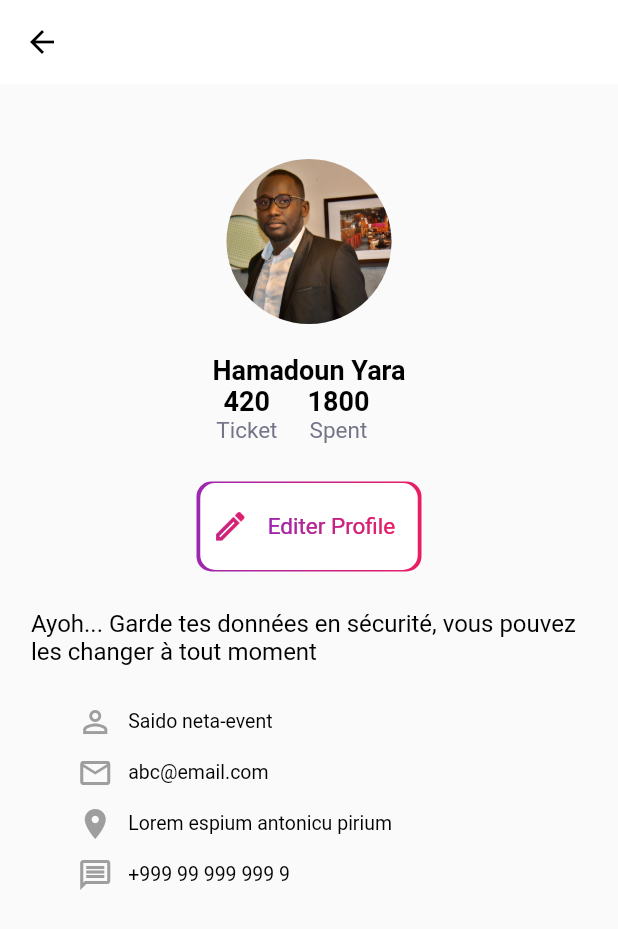
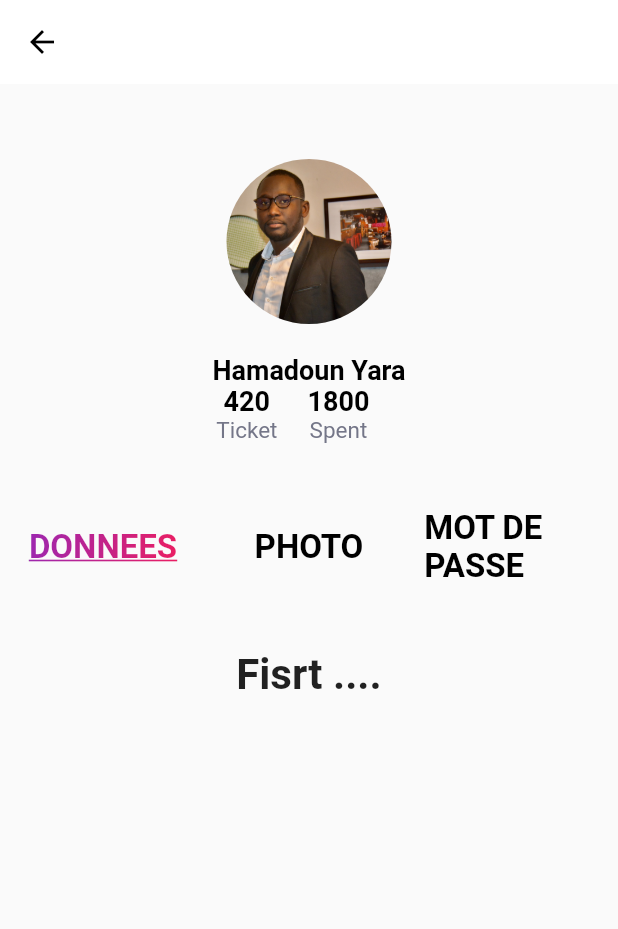
Before and after one commit to Obed-97/neta_event, a Flutter app: the Profil screen opened directly, after a tap on "Editer Profile", on a phone screen of 412 x 824 dp. Shown: the top 929 px of the screen. Run offline on Flutter 3.47's test engine with Material 2 defaults, Android fonts, the phone set to English and light mode, and no system bars; our stand-ins replace flutter_switch.

```diff
--- a/lib/Profil/Profil.dart
+++ b/lib/Profil/Profil.dart
@@ -1,4 +1,6 @@
 import 'package:flutter/material.dart';
+import 'package:neta_event/Profil/barProfil.dart';
+import 'package:neta_event/Profil/tabProfil.dart';
 
 import '../Home/HomePage.dart';
 
@@ -11,7 +13,32 @@ class Profil extends StatefulWidget {
   State<Profil> createState() => _ProfilState();
 }
 
-class _ProfilState extends State<Profil> {
+class _ProfilState extends State<Profil> with TickerProviderStateMixin {
+  List<TabProfil> tabIconsList = TabProfil.tabIconsList;
+  AnimationController? animationController;
+  Widget tabBody = Container(
+    color: Color(0xFFF2F3F8),
+  );
+
+  bool editMode= false ;
+  @override
+  void initState() {
+    tabIconsList.forEach((TabProfil tab) {
+      tab.isSelected = false;
+    });
+    tabIconsList[0].isSelected = true;
+
+    animationController = AnimationController(
+        duration: const Duration(milliseconds: 600), vsync: this);
+    tabBody = Text('Fisrt ....',style:  TextStyle(fontSize: 28.0, fontWeight: FontWeight.bold),);
+    super.initState();
+  }
+
+  @override
+  void dispose() {
+    animationController?.dispose();
+    super.dispose();
+  }
 
   @override
   Widget build(BuildContext context) {
@@ -103,12 +130,39 @@ class _ProfilState extends State<Profil> {
               ],),
             ],
           ),
+
+
+        DunamicNavgationForEdit(),
+
+      ],),
+    );
+  }
+
+  Widget DunamicNavgationForEdit()
+  {
+    if (editMode == false)
+      {
+        return BeforeEdit();
+      }
+    else
+      {
+        return getbarEdit();
+      }
+  }
+
+
+Widget BeforeEdit()
+{
+    return Column(
+      children: [
         SizedBox(height: 25,),
-
         Center(
           child: InkWell(
             onTap: () {
               print(" go to edit ");
+              setState(() {
+                editMode = true;
+              });
             },
             child: Container(
               width: 150,
@@ -231,9 +285,72 @@ class _ProfilState extends State<Profil> {
             ],
           ),
         ),
-      ],),
+      ],
     );
 }
 
-
+Widget getbarEdit()
+{
+   return Column(
+     children: [
+     BarProfil(
+     tabIconsList: tabIconsList,
+     addClick: () {
+       print("wxcwxvxw");
+     },
+     changeIndex: (int index) {
+       if (index == 0) {
+         animationController?.reverse().then<dynamic>((data) {
+           if (!mounted) {
+             return;
            }
+           setState(() {
+             tabBody = Text('Second ....',style:  TextStyle(fontSize: 28.0, fontWeight: FontWeight.bold),);
+           });
+         });
+       } else if (index == 1) {
+         animationController?.reverse().then<dynamic>((data) {
+           if (!mounted) {
+             return;
+           }
+           setState(() {
+             tabBody = Text('Theard ....',style:  TextStyle(fontSize: 28.0, fontWeight: FontWeight.bold),);
+           });
+         });
+       } else if (index == 2) {
+         animationController?.reverse().then<dynamic>((data) {
+           if (!mounted) {
+             return;
+           }
+           setState(() {
+             tabBody = Column(
+               children: [
+                 Text('Forth ....',style:  TextStyle(fontSize: 28.0, fontWeight: FontWeight.bold),),
+                 Text('Forth ....',style:  TextStyle(fontSize: 28.0, fontWeight: FontWeight.bold),),
+                 Text('Forth ....',style:  TextStyle(fontSize: 28.0, fontWeight: FontWeight.bold),),
+                 Text('Forth ....',style:  TextStyle(fontSize: 28.0, fontWeight: FontWeight.bold),),
+                 Text('Forth ....',style:  TextStyle(fontSize: 28.0, fontWeight: FontWeight.bold),),
+                 Text('Forth ....',style:  TextStyle(fontSize: 28.0, fontWeight: FontWeight.bold),),
+                 Text('Forth ....',style:  TextStyle(fontSize: 28.0, fontWeight: FontWeight.bold),),
+                 Text('Forth ....',style:  TextStyle(fontSize: 28.0, fontWeight: FontWeight.bold),),
+               ],
+             );
+           });
+         });
+       } else if (index == 3) {
+         animationController?.reverse().then<dynamic>((data) {
+           if (!mounted) {
+             return;
+           }
+           setState(() {
+             //   tabBody = Setting(animationController: animationController);
+           });
+         });
+       }
+     },
+   ),
+       tabBody,
+     ],
+   );
+}
+}
--- /dev/null
+++ b/lib/Profil/barProfil.dart
@@ -0,0 +1,196 @@
+import 'package:flutter/material.dart';
+import 'package:neta_event/Profil/tabProfil.dart';
+
+
+
+class BarProfil extends StatefulWidget {
+  const BarProfil(
+      {Key? key, this.tabIconsList, this.changeIndex, this.addClick})
+      : super(key: key);
+
+  final Function(int index)? changeIndex;
+  final Function()? addClick;
+  final List<TabProfil>? tabIconsList;
+  @override
+  _BarProfilState createState() => _BarProfilState();
+}
+
+class _BarProfilState extends State<BarProfil>
+    with TickerProviderStateMixin {
+  AnimationController? animationController;
+
+  @override
+  void initState() {
+    animationController = AnimationController(
+      vsync: this,
+      duration: const Duration(milliseconds: 1000),
+    );
+    animationController?.forward();
+    super.initState();
+  }
+
+  @override
+  Widget build(BuildContext context) {
+    return  Row(
+      children: <Widget>[
+        Expanded(
+          child: TabIcons(
+              TabProfilData: widget.tabIconsList?[0],
+              removeAllSelect: () {
+                setRemoveAllSelection(
+                    widget.tabIconsList?[0]);
+                widget.changeIndex!(0);
+              }),
+        ),
+        Expanded(
+          child: TabIcons(
+              TabProfilData: widget.tabIconsList?[1],
+              removeAllSelect: () {
+                setRemoveAllSelection(
+                    widget.tabIconsList?[1]);
+                widget.changeIndex!(1);
+              }),
+        ),
+        Expanded(
+          child: TabIcons(
+              TabProfilData: widget.tabIconsList?[2],
+              removeAllSelect: () {
+                setRemoveAllSelection(
+                    widget.tabIconsList?[2]);
+                widget.changeIndex!(2);
+              }),
+        ),
+      ],
+    );
+  /*  return Stack(
+     // alignment: AlignmentDirectional.center, // alignment
+      children: <Widget>[
+                 Column(
+                  children: <Widget>[
+                    SizedBox(
+                     // height: 62,
+                      child: Padding(
+                        padding:
+                        const EdgeInsets.only(left: 8, right: 8, top: 4),
+                        child: Row(
+                          children: <Widget>[
+                            Expanded(
+                              child: TabIcons(
+                                  TabProfilData: widget.tabIconsList?[0],
+                                  removeAllSelect: () {
+                                    setRemoveAllSelection(
+                                        widget.tabIconsList?[0]);
+                                    widget.changeIndex!(0);
+                                  }),
+                            ),
+                            Expanded(
+                              child: TabIcons(
+                                  TabProfilData: widget.tabIconsList?[1],
+                                  removeAllSelect: () {
+                                    setRemoveAllSelection(
+                                        widget.tabIconsList?[1]);
+                                    widget.changeIndex!(1);
+                                  }),
+                            ),
+                            Expanded(
+                              child: TabIcons(
+                                  TabProfilData: widget.tabIconsList?[2],
+                                  removeAllSelect: () {
+                                    setRemoveAllSelection(
+                                        widget.tabIconsList?[2]);
+                                    widget.changeIndex!(2);
+                                  }),
+                            ),
+                          ],
+                        ),
+                      ),
+                    ),
+                  ],
+                ),
+      ],
+    );*/
+  }
+
+  void setRemoveAllSelection(TabProfil? tabb) {
+    if (!mounted) return;
+    setState(() {
+      widget.tabIconsList?.forEach((TabProfil tab) {
+        tab.isSelected = false;
+        if (tabb!.index == tab.index) {
+          tab.isSelected = true;
+        }
+      });
+    });
+  }
+}
+
+
+
+
+class TabIcons extends StatefulWidget {
+  const TabIcons({Key? key, this.TabProfilData, this.removeAllSelect})
+      : super(key: key);
+  final TabProfil? TabProfilData;
+  final Function()? removeAllSelect;
+  @override
+  _TabIconsState createState() => _TabIconsState();
+}
+
+class _TabIconsState extends State<TabIcons> with TickerProviderStateMixin {
+  @override
+  void initState() {
+    widget.TabProfilData?.animationController = AnimationController(
+      vsync: this,
+      duration: const Duration(milliseconds: 400),
+    )..addStatusListener((AnimationStatus status) {
+      if (status == AnimationStatus.completed) {
+        if (!mounted) return;
+        widget.removeAllSelect!();
+        widget.TabProfilData?.animationController?.reverse();
+      }
+    });
+    super.initState();
+  }
+
+  void setAnimation() {
+    widget.TabProfilData?.animationController?.forward();
+  }
+
+  @override
+  Widget build(BuildContext context) {
+    return AspectRatio(
+      aspectRatio: 1,
+      child: Center(
+        child: InkWell(
+          splashColor: Colors.transparent,
+          focusColor: Colors.transparent,
+          highlightColor: Colors.transparent,
+          hoverColor: Colors.transparent,
+          onTap: () {
+            if (!widget.TabProfilData!.isSelected) {
+              setAnimation();
+            }
+          },
+          child: IgnorePointer(
+            child: Stack(
+              alignment: AlignmentDirectional.center,
+              children: <Widget>[
+                ScaleTransition(
+                  alignment: Alignment.center,
+                  scale: Tween<double>(begin: 0.88, end: 1.0).animate(
+                      CurvedAnimation(
+                          parent: widget.TabProfilData!.animationController!,
+                          curve:
+                          Interval(0.1, 1.0, curve: Curves.fastOutSlowIn))),
+                  child: widget.TabProfilData!.isSelected
+                      ? widget.TabProfilData!.selectedImagePath
+                      : widget.TabProfilData!.imagePath
+                ),
+              ],
+            ),
+          ),
+        ),
+      ),
+    );
+  }
+}
--- /dev/null
+++ b/lib/Profil/tabProfil.dart
@@ -0,0 +1,78 @@
+import 'package:flutter/material.dart';
+
+import '../Home/HomePage.dart';
+
+class TabProfil {
+  TabProfil({
+    this.imagePath ,
+    this.index = 0,
+    this.selectedImagePath,
+    this.isSelected = false,
+    this.animationController,
+  });
+
+  Widget? imagePath;
+  Widget? selectedImagePath;
+  bool isSelected;
+  int index;
+
+  AnimationController? animationController;
+
+  static List<TabProfil> tabIconsList = <TabProfil>[
+    TabProfil(
+      imagePath: Text("DONNEES",
+        style: TextStyle(
+          fontSize: 25,
+          fontWeight: FontWeight.bold,
+          color: Colors.black,
+        ),),
+      selectedImagePath: GradientText("DONNEES",
+  style: TextStyle(
+    decoration: TextDecoration.underline,
+    fontSize: 25,
+    fontWeight: FontWeight.bold,
+    color: Colors.black,
+  ),),
+      index: 0,
+      isSelected: true,
+      animationController: null,
+    ),
+    TabProfil(
+      imagePath: Text("PHOTO",
+        style: TextStyle(
+          fontSize: 25,
+          fontWeight: FontWeight.bold,
+          color: Colors.black,
+        ),),
+      selectedImagePath: GradientText("PHOTO",
+        style: TextStyle(
+          decoration: TextDecoration.underline,
+          fontSize: 25,
+          fontWeight: FontWeight.bold,
+          color: Colors.black,
+        ),),
+      index: 1,
+      isSelected: false,
+      animationController: null,
+    ),
+    TabProfil(
+      imagePath: Text("MOT DE PASSE",
+        style: TextStyle(
+          fontSize: 25,
+          fontWeight: FontWeight.bold,
+          color: Colors.black,
+        ),),
+      selectedImagePath: GradientText("MOT DE PASSE",
+        style: TextStyle(
+          decoration: TextDecoration.underline,
+          fontSize: 25,
+          fontWeight: FontWeight.bold,
+          color: Colors.black,
+        ),),
+      index: 2,
+      isSelected: false,
+      animationController: null,
+    ),
+
+  ];
+}
```
Lines whose indentation alone changed are shown as unchanged.
